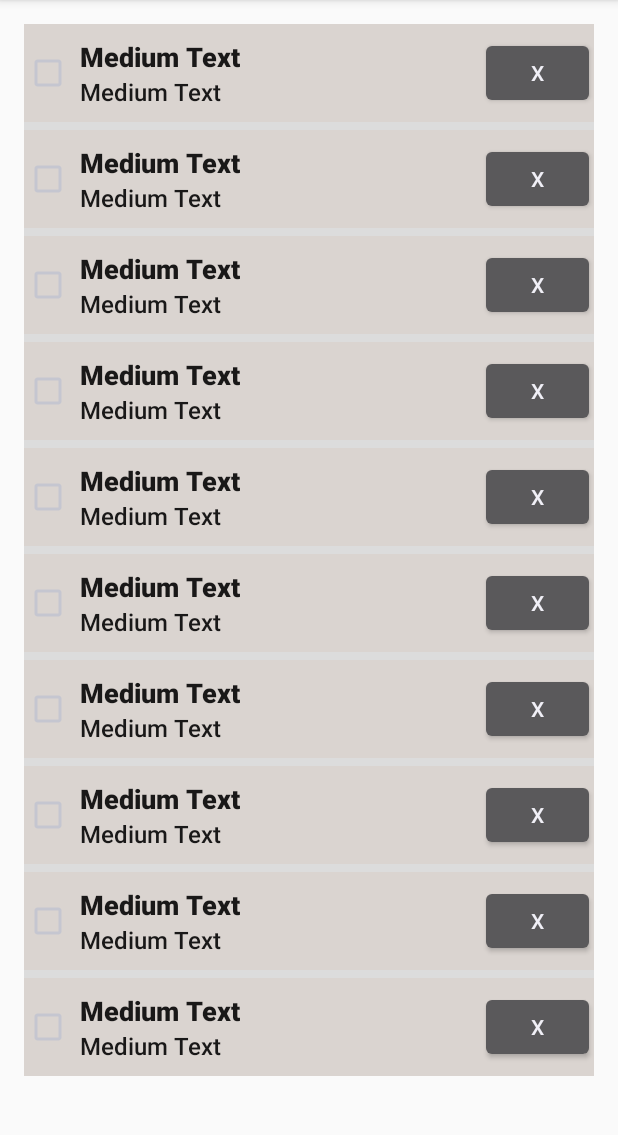
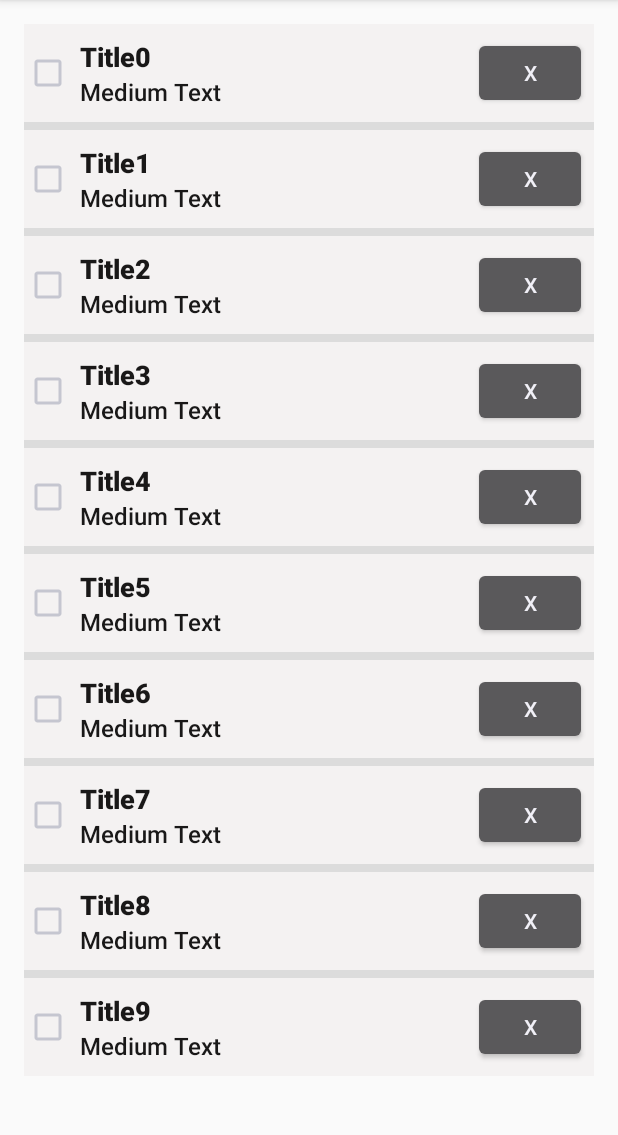
Before and after one commit to rohullahalavi/Notes, an Android app: the screen it shows after launch (ActivityMain), on a phone screen of 412 x 824 dp, the part 84-1219 px from its top. Run offline under Robolectric (Android 15) with nearby library versions, the phone set to English and light mode, and no system bars.

Commit message:
Create ViewHolder class add some widget (TextView-Button)

```diff
--- a/app/src/main/java/com/app/rohullah/notes/ActivityMain.java
+++ b/app/src/main/java/com/app/rohullah/notes/ActivityMain.java
@@ -20,12 +20,12 @@ public class ActivityMain extends AppCompatActivity {
 
         for (int i=0;i<10;i++) {
             StrucNote note = new StrucNote();
+            note.title="Title"+i;
             notes.add(note);
         }
 
         adapter.notifyDataSetChanged();
 
 
-
     }
 }
--- a/app/src/main/java/com/app/rohullah/notes/AdapterNote.java
+++ b/app/src/main/java/com/app/rohullah/notes/AdapterNote.java
@@ -12,27 +12,17 @@ public class AdapterNote extends ArrayAdapter<StrucNote> {
        super(G.context,R.layout.adapter_note,array);
    }
 
-    public static class viewHolder{
-
-        public viewHolder (View view){
-
-        }
-
-        public void fill(ArrayAdapter<StrucNote> adapter,StrucNote item,int position){
-
-        }
-    }
 
     @Override
     public View getView(int position, View convertView, ViewGroup parent) {
-        viewHolder holder;
+        ViewHolder holder;
         StrucNote item = getItem(position);
         if (convertView == null) {
             convertView=G.inflater.inflate(R.layout.adapter_note,parent,false);
-            holder= new viewHolder(convertView);
+            holder= new ViewHolder(convertView);
             convertView.setTag(holder);
         }else {
-            holder = (viewHolder) convertView.getTag();
+            holder = (ViewHolder) convertView.getTag();
         }
         holder.fill(this,item,position);
         return convertView;
--- /dev/null
+++ b/app/src/main/java/com/app/rohullah/notes/ViewHolder.java
@@ -0,0 +1,32 @@
+package com.app.rohullah.notes;
+
+import android.view.View;
+import android.widget.ArrayAdapter;
+import android.widget.Button;
+import android.widget.CheckBox;
+import android.widget.TextView;
+
+public class ViewHolder {
+    TextView txtTitle;
+    TextView txtDescription;
+    Button btnClose;
+    CheckBox chkDone;
+
+
+
+    public ViewHolder (View view){
+        btnClose = (Button)view.findViewById(R.id.btnClose);
+        txtTitle = (TextView)view.findViewById(R.id.txtTitle);
+    }
+
+    public void fill(final ArrayAdapter<StrucNote> adapter, final StrucNote item, final int position){
+        txtTitle.setText(item.title);
+        btnClose.setOnClickListener(new View.OnClickListener() {
+            @Override
+            public void onClick(View view) {
+                adapter.remove(item);
+            }
+        });
+    }
+
+}
--- a/app/src/main/res/layout/adapter_note.xml
+++ b/app/src/main/res/layout/adapter_note.xml
@@ -10,7 +10,7 @@
         android:layout_width="match_parent"
         android:layout_height="65dp"
         android:gravity="center_vertical"
-        android:background="#dad4d0"
+        android:background="#77ebe8e7"
         android:id="@+id/linearLayout">
 
         <CheckBox
@@ -32,7 +32,7 @@
                 android:layout_height="wrap_content"
                 android:textAppearance="?android:attr/textAppearanceMedium"
                 android:text="Medium Text"
-                android:id="@+id/textView"
+                android:id="@+id/txtTitle"
                 android:textStyle="bold"
                 android:textColor="#191818" />
 
@@ -51,8 +51,9 @@
             android:layout_width="wrap_content"
             android:layout_height="wrap_content"
             android:text="X"
-            android:id="@+id/button"
-            android:layout_weight="0.1" />
+            android:id="@+id/btnClose"
+            android:layout_weight="0.1"
+            android:layout_marginRight="5dp" />
 
     </LinearLayout>
 
```
